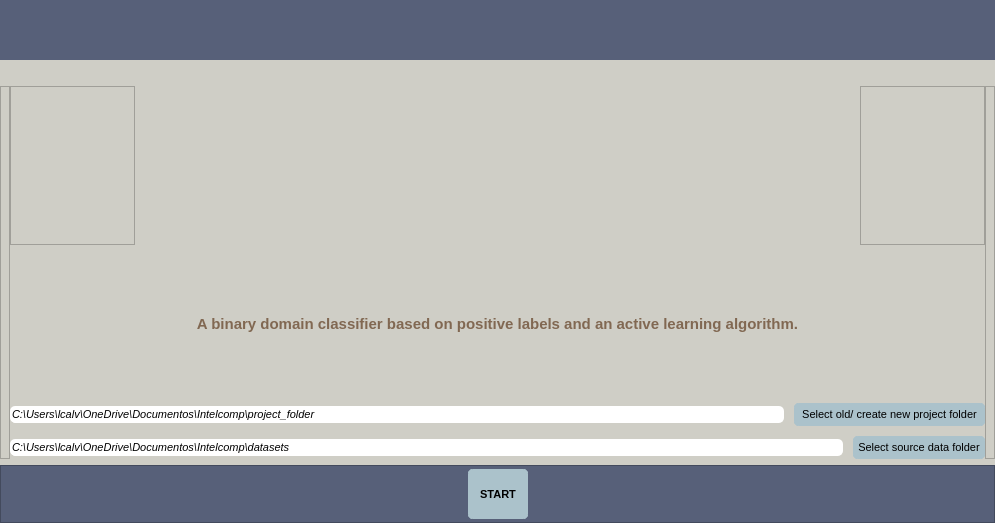
This is UIs/menuConfig.ui in IntelCompH2020/domain_classification as Qt 5 draws it before an edit. The edited form follows.
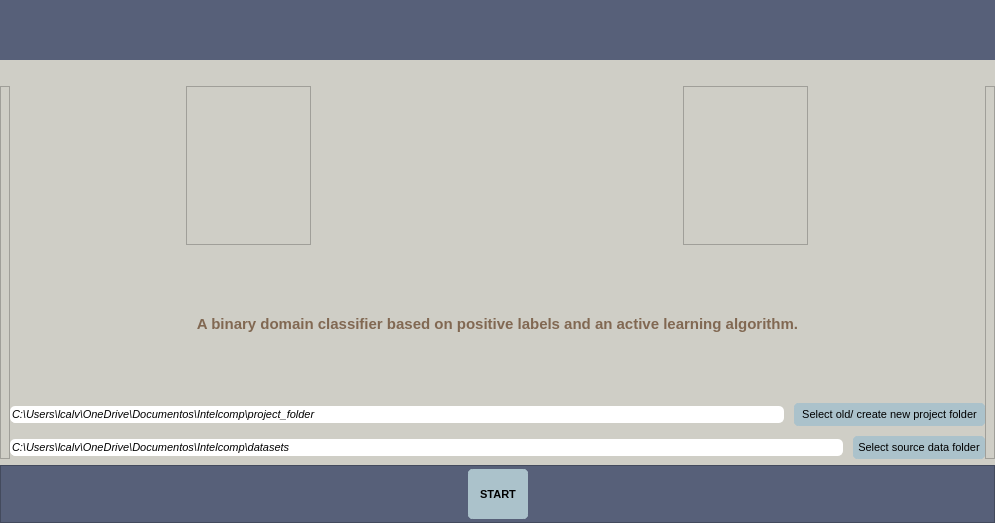
This is the edited form. Icons and pictures are not drawn.

Commit message: image for menuConfig UI actualized.

The edit to the form file:
```diff
--- a/UIs/menuConfig.ui
+++ b/UIs/menuConfig.ui
@@ -137,6 +137,9 @@
                  <height>16777215</height>
                 </size>
                </property>
+               <property name="styleSheet">
+                <string notr="true">background-color: #CFCEC6;</string>
+               </property>
                <property name="frameShape">
                 <enum>QFrame::StyledPanel</enum>
                </property>
@@ -148,7 +151,7 @@
              <item>
               <widget class="QLabel" name="label">
                <property name="sizePolicy">
-                <sizepolicy hsizetype="Minimum" vsizetype="Minimum">
+                <sizepolicy hsizetype="Fixed" vsizetype="Fixed">
                  <horstretch>0</horstretch>
                  <verstretch>0</verstretch>
                 </sizepolicy>
@@ -190,6 +193,9 @@
                  <height>16777215</height>
                 </size>
                </property>
+               <property name="styleSheet">
+                <string notr="true">background-color: #CFCEC6;</string>
+               </property>
                <property name="frameShape">
                 <enum>QFrame::StyledPanel</enum>
                </property>
```
Left out of the diff: 6 changed lines with no effect on the pictures.
